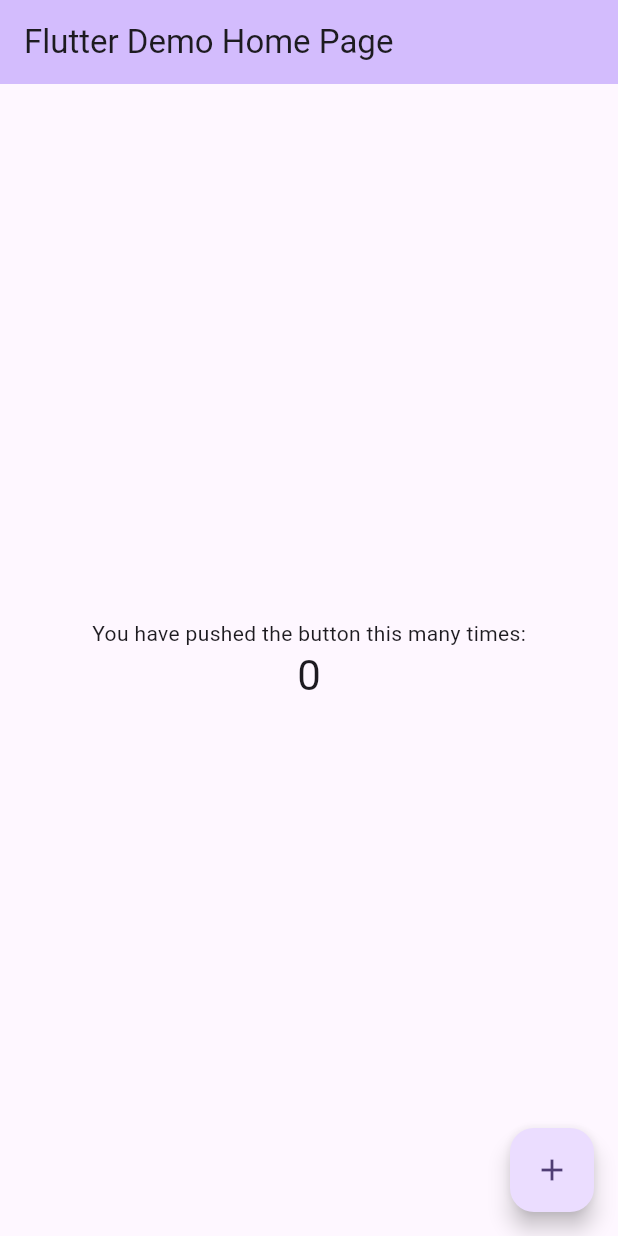
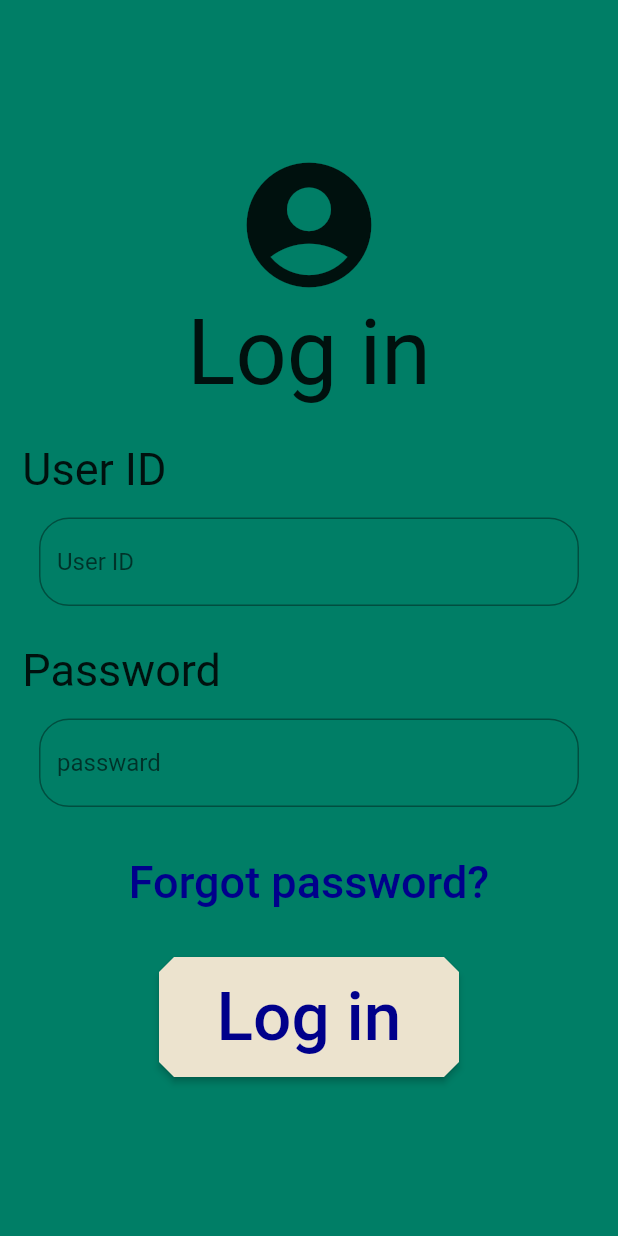
Before and after one commit to GataGataGAta/To-do-list-App-, a Flutter app: the screen it shows after launch, on a phone screen of 412 x 824 dp. Run offline on Flutter 3.47's test engine with Material 2 defaults, Android fonts, the phone set to English and light mode, and no system bars.

Commit message:
ログインページを作成

```diff
--- /dev/null
+++ b/lib/constant/colors.dart
@@ -0,0 +1,4 @@
+import 'package:flutter/material.dart';
+
+Color testcolor = const Color.fromARGB(255, 79, 111, 82);
+Color backcolor = const Color.fromARGB(255, 0, 126, 102);
--- /dev/null
+++ b/lib/importer.dart
@@ -0,0 +1 @@
+export 'package:flutter/material.dart';
--- a/lib/main.dart
+++ b/lib/main.dart
@@ -1,125 +1,15 @@
 import 'package:flutter/material.dart';
+import 'package:todoapp/view/first_page.dart';
 
 void main() {
-  runApp(const MyApp());
+  runApp(const MaterialApp(home: FirstPage()));
 }
 
-class MyApp extends StatelessWidget {
-  const MyApp({super.key});
-
-  // This widget is the root of your application.
-  @override
-  Widget build(BuildContext context) {
-    return MaterialApp(
-      title: 'Flutter Demo',
-      theme: ThemeData(
-        // This is the theme of your application.
-        //
-        // TRY THIS: Try running your application with "flutter run". You'll see
-        // the application has a blue toolbar. Then, without quitting the app,
-        // try changing the seedColor in the colorScheme below to Colors.green
-        // and then invoke "hot reload" (save your changes or press the "hot
-        // reload" button in a Flutter-supported IDE, or press "r" if you used
-        // the command line to start the app).
-        //
-        // Notice that the counter didn't reset back to zero; the application
-        // state is not lost during the reload. To reset the state, use hot
-        // restart instead.
-        //
-        // This works for code too, not just values: Most code changes can be
-        // tested with just a hot reload.
-        colorScheme: ColorScheme.fromSeed(seedColor: Colors.deepPurple),
-        useMaterial3: true,
-      ),
-      home: const MyHomePage(title: 'Flutter Demo Home Page'),
-    );
-  }
-}
-
-class MyHomePage extends StatefulWidget {
-  const MyHomePage({super.key, required this.title});
-
-  // This widget is the home page of your application. It is stateful, meaning
-  // that it has a State object (defined below) that contains fields that affect
-  // how it looks.
-
-  // This class is the configuration for the state. It holds the values (in this
-  // case the title) provided by the parent (in this case the App widget) and
-  // used by the build method of the State. Fields in a Widget subclass are
-  // always marked "final".
-
-  final String title;
-
-  @override
-  State<MyHomePage> createState() => _MyHomePageState();
-}
-
-class _MyHomePageState extends State<MyHomePage> {
-  int _counter = 0;
-
-  void _incrementCounter() {
-    setState(() {
-      // This call to setState tells the Flutter framework that something has
-      // changed in this State, which causes it to rerun the build method below
-      // so that the display can reflect the updated values. If we changed
-      // _counter without calling setState(), then the build method would not be
-      // called again, and so nothing would appear to happen.
-      _counter++;
-    });
-  }
+class start extends StatelessWidget {
+  const start({super.key});
 
   @override
   Widget build(BuildContext context) {
-    // This method is rerun every time setState is called, for instance as done
-    // by the _incrementCounter method above.
-    //
-    // The Flutter framework has been optimized to make rerunning build methods
-    // fast, so that you can just rebuild anything that needs updating rather
-    // than having to individually change instances of widgets.
-    return Scaffold(
-      appBar: AppBar(
-        // TRY THIS: Try changing the color here to a specific color (to
-        // Colors.amber, perhaps?) and trigger a hot reload to see the AppBar
-        // change color while the other colors stay the same.
-        backgroundColor: Theme.of(context).colorScheme.inversePrimary,
-        // Here we take the value from the MyHomePage object that was created by
-        // the App.build method, and use it to set our appbar title.
-        title: Text(widget.title),
-      ),
-      body: Center(
-        // Center is a layout widget. It takes a single child and positions it
-        // in the middle of the parent.
-        child: Column(
-          // Column is also a layout widget. It takes a list of children and
-          // arranges them vertically. By default, it sizes itself to fit its
-          // children horizontally, and tries to be as tall as its parent.
-          //
-          // Column has various properties to control how it sizes itself and
-          // how it positions its children. Here we use mainAxisAlignment to
-          // center the children vertically; the main axis here is the vertical
-          // axis because Columns are vertical (the cross axis would be
-          // horizontal).
-          //
-          // TRY THIS: Invoke "debug painting" (choose the "Toggle Debug Paint"
-          // action in the IDE, or press "p" in the console), to see the
-          // wireframe for each widget.
-          mainAxisAlignment: MainAxisAlignment.center,
-          children: <Widget>[
-            const Text(
-              'You have pushed the button this many times:',
-            ),
-            Text(
-              '$_counter',
-              style: Theme.of(context).textTheme.headlineMedium,
-            ),
-          ],
-        ),
-      ),
-      floatingActionButton: FloatingActionButton(
-        onPressed: _incrementCounter,
-        tooltip: 'Increment',
-        child: const Icon(Icons.add),
-      ), // This trailing comma makes auto-formatting nicer for build methods.
-    );
+    return const MaterialApp();
   }
 }
--- /dev/null
+++ b/lib/view/first_page.dart
@@ -0,0 +1,129 @@
+import 'package:flutter/material.dart';
+import 'package:todoapp/constant/colors.dart';
+
+class FirstPage extends StatelessWidget {
+  const FirstPage({Key? key}) : super(key: key);
+
+  @override
+  Widget build(BuildContext context) {
+    return Scaffold(
+        backgroundColor: backcolor,
+        body: Column(
+          children: [
+            const SizedBox(
+              width: double.infinity,
+              height: 100,
+            ),
+            const Center(
+              child: Icon(Icons.account_circle, size: 100),
+            ),
+            const Center(
+              child: Text(
+                'Log in',
+                style: TextStyle(
+                  fontSize: 60,
+                ),
+              ),
+            ),
+            const SizedBox(
+              width: double.infinity,
+              height: 25,
+            ),
+            const SizedBox(
+              width: double.infinity,
+              child: Text(
+                '  User ID',
+                style: TextStyle(
+                  fontSize: 30,
+                ),
+                textAlign: TextAlign.left,
+              ),
+            ),
+            const SizedBox(
+              width: double.infinity,
+              height: 15,
+            ),
+            SizedBox(
+              width: 360,
+              child: TextField(
+                decoration: InputDecoration(
+                    hintText: "User ID",
+                    border: OutlineInputBorder(
+                      borderRadius: BorderRadius.circular(20),
+                    )),
+              ),
+            ),
+            const SizedBox(
+              width: double.infinity,
+              height: 25,
+            ),
+            const SizedBox(
+              width: double.infinity,
+              child: Text(
+                '  Password',
+                style: TextStyle(
+                  fontSize: 30,
+                ),
+                textAlign: TextAlign.left,
+              ),
+            ),
+            const SizedBox(
+              width: double.infinity,
+              height: 15,
+            ),
+            SizedBox(
+              width: 360,
+              child: TextField(
+                decoration: InputDecoration(
+                    hintText: "passward",
+                    border: OutlineInputBorder(
+                      borderRadius: BorderRadius.circular(20),
+                    )),
+              ),
+            ),
+            const SizedBox(
+              width: double.infinity,
+              height: 20,
+            ),
+            SizedBox(
+              height: 60,
+              width: 300,
+              child: TextButton(
+                style: TextButton.styleFrom(
+                  foregroundColor: Colors.black,
+                ),
+                onPressed: () {},
+                child: const Text(
+                  'Forgot password?',
+                  style: TextStyle(
+                      fontSize: 30, color: Color.fromARGB(255, 0, 0, 139)),
+                ),
+              ),
+            ),
+            const SizedBox(
+              width: double.infinity,
+              height: 20,
+            ),
+            SizedBox(
+              height: 80,
+              width: 200,
+              child: ElevatedButton(
+                style: ElevatedButton.styleFrom(
+                  foregroundColor: Colors.black, //R:236 G:227 B:206
+                  backgroundColor: const Color.fromARGB(255, 236, 227, 206),
+                  shape: BeveledRectangleBorder(
+                    borderRadius: BorderRadius.circular(10),
+                  ),
+                ),
+                onPressed: () {},
+                child: const Text(
+                  'Log in',
+                  style: TextStyle(
+                      fontSize: 45, color: Color.fromARGB(255, 0, 0, 139)),
+                ),
+              ),
+            ),
+          ],
+        ));
+  }
+}
```
